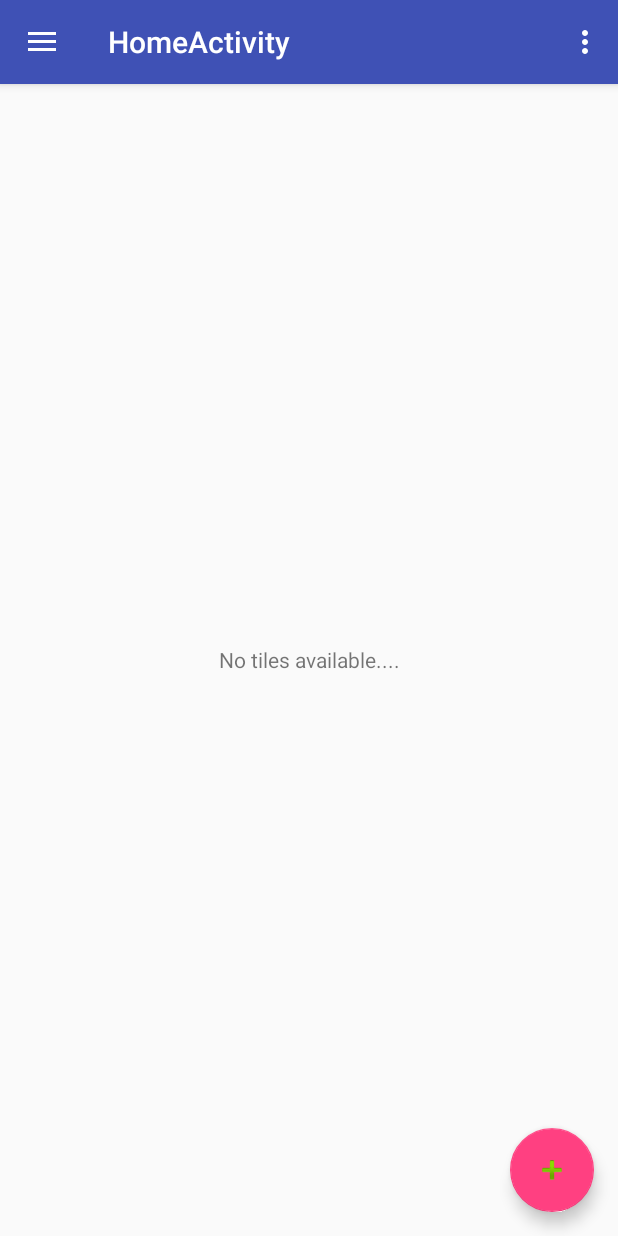
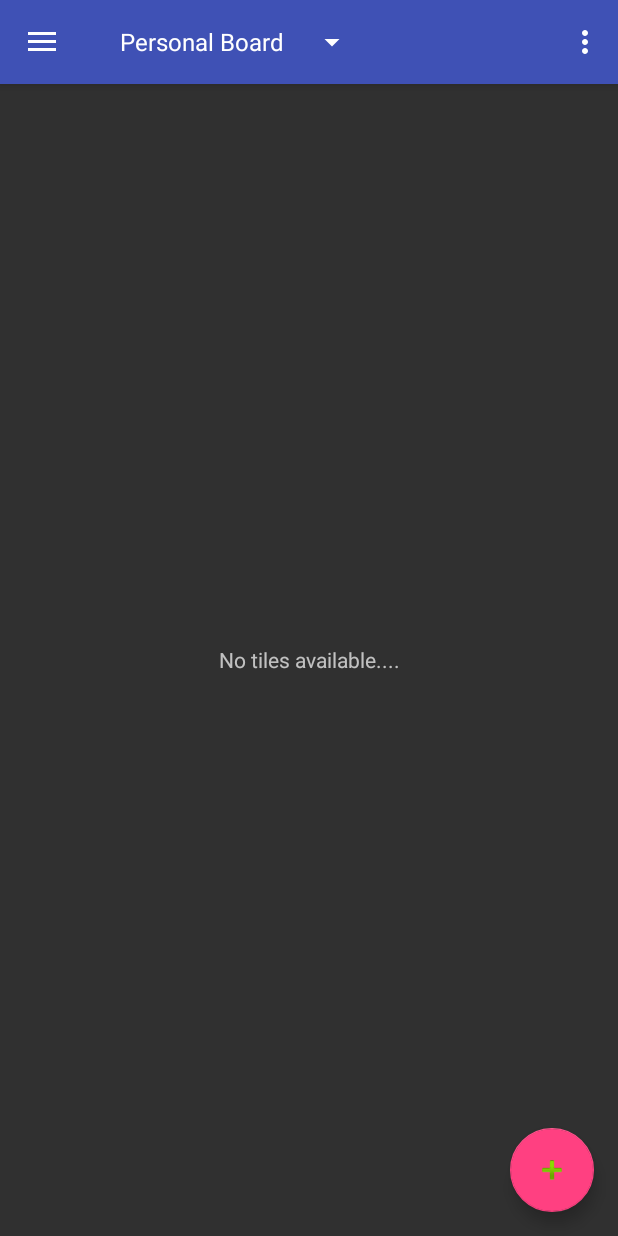
Before and after one commit to saurabhjn76/EventManager, an Android app: the HomeActivity screen opened directly, with no data from a screen before it, on a phone screen of 412 x 824 dp. Run offline under Robolectric (Android 15) with nearby library versions, the phone set to English and light mode, and no system bars.

Commit message:
Added spinner for different boards

```diff
--- a/app/src/main/java/saurabhjn76/com/event_manager/HomeActivity.java
+++ b/app/src/main/java/saurabhjn76/com/event_manager/HomeActivity.java
@@ -20,7 +20,10 @@ import android.support.v7.app.AppCompatActivity;
 import android.support.v7.widget.Toolbar;
 import android.view.Menu;
 import android.view.MenuItem;
+import android.widget.AdapterView;
+import android.widget.ArrayAdapter;
 import android.widget.EditText;
+import android.widget.Spinner;
 import android.widget.TextView;
 import android.widget.Toast;
 
@@ -33,12 +36,32 @@ public class HomeActivity extends AppCompatActivity
     private TextView emptyView;
     private List<Tile> tileList = new ArrayList<>();
     private TilesAdapter tilesAdapter;
+    private Spinner spinner;
+    private Toolbar toolbar;
+    ArrayAdapter <String> spinnerAdapter;
 
 
     @Override
     protected void onCreate(Bundle savedInstanceState) {
         super.onCreate(savedInstanceState);
         setContentView(R.layout.activity_home);
+        toolbar =(Toolbar) findViewById(R.id.toolbar);
+        toolbar.setTitle("");
+        spinner =(Spinner) findViewById(R.id.spinner);
+        spinnerAdapter = new ArrayAdapter<String>(HomeActivity.this, R.layout.support_simple_spinner_dropdown_item,getResources().getStringArray(R.array.boards));
+        spinnerAdapter.setDropDownViewResource(R.layout.support_simple_spinner_dropdown_item);
+        spinner.setAdapter(spinnerAdapter);
+        spinner.setOnItemSelectedListener(new AdapterView.OnItemSelectedListener() {
+            @Override
+            public void onItemSelected(AdapterView<?> parent, View view, int position, long id) {
+                Toast.makeText(HomeActivity.this,spinner.getSelectedItem().toString(),Toast.LENGTH_SHORT).show();
+            }
+
+            @Override
+            public void onNothingSelected(AdapterView<?> parent) {
+
+            }
+        });
         recyclerView = (RecyclerView) findViewById(R.id.recycler_view);
         emptyView = (TextView) findViewById(R.id.empty_view);
         tilesAdapter = new TilesAdapter(tileList);
--- a/app/src/main/res/layout/activity_task__details.xml
+++ b/app/src/main/res/layout/activity_task__details.xml
@@ -44,6 +44,6 @@
         android:layout_height="wrap_content"
         android:layout_gravity="end|bottom"
         android:layout_margin="@dimen/fab_margin"
-        app:srcCompat="@android:drawable/ic_dialog_email" />
+        app:srcCompat="@android:drawable/ic_menu_edit" />
 
 </android.support.design.widget.CoordinatorLayout>
--- a/app/src/main/res/layout/app_bar_home.xml
+++ b/app/src/main/res/layout/app_bar_home.xml
@@ -12,13 +12,22 @@
         android:layout_height="wrap_content"
         android:theme="@style/AppTheme.AppBarOverlay">
 
+
+
         <android.support.v7.widget.Toolbar
             android:id="@+id/toolbar"
             android:layout_width="match_parent"
             android:layout_height="?attr/actionBarSize"
             android:background="?attr/colorPrimary"
             app:popupTheme="@style/AppTheme.PopupOverlay"
+
             >
+            <Spinner
+                android:layout_width="wrap_content"
+                android:layout_height="wrap_content"
+                android:id="@+id/spinner"
+                android:popupTheme="@style/ThemeOverlay.AppCompat.Light"
+                android:layout_weight="1" />
 
         </android.support.v7.widget.Toolbar>
 
--- a/app/src/main/res/values/strings.xml
+++ b/app/src/main/res/values/strings.xml
@@ -23,4 +23,11 @@
     <string name="title_activity_tile__detail">Tile_Detail</string>
     <string name="section_format">Hello World from section: %1$d</string>
     <string name="title_activity_task__details">Task_Details</string>
+    <string name="personal_board">Personal Board</string>
+    <string-array name="boards">
+        <item>Personal Board</item>
+        <item> Ventura</item>
+        <item>Exams</item>
+        <item>Add More</item>
+    </string-array>
 </resources>
--- a/app/src/main/res/values/styles.xml
+++ b/app/src/main/res/values/styles.xml
@@ -1,7 +1,7 @@
 <resources>
 
     <!-- Base application theme. -->
-    <style name="AppTheme" parent="Theme.AppCompat.Light.DarkActionBar">
+    <style name="AppTheme" parent="Theme.AppCompat.NoActionBar">
         <!-- Customize your theme here. -->
         <item name="colorPrimary">@color/colorPrimary</item>
         <item name="colorPrimaryDark">@color/colorPrimaryDark</item>
```
Also changed, not shown: app/src/main/java/saurabhjn76/com/event_manager/Task_Details.java (+7 -5 lines).
